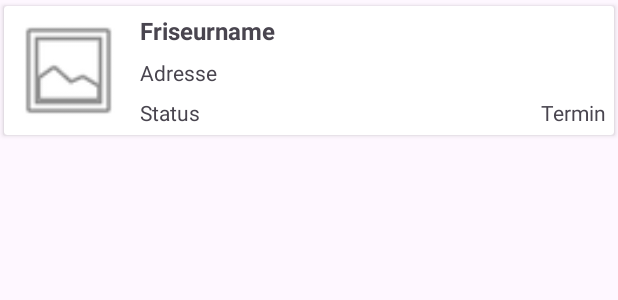
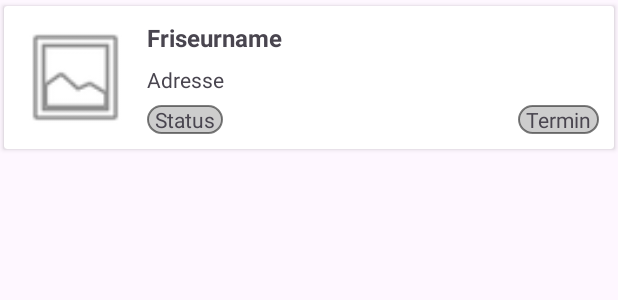
Before and after one commit to alessandlo/CRSFHS, an Android app: the layout reservation_item.xml on its own in the app's theme, with its tools: preview values and no code run, on a phone screen of 412 x 824 dp. Shown: the top 300 px of the screen. Run offline under Robolectric (Android 15) with nearby library versions, the phone set to English and light mode, and no system bars; Roboto replaces fonts that are not available here.

Commit message:
Version 0.0.25
ReservationDetails Test

```diff
--- a/androidApp/src/main/java/com/example/crsfhs/android/activities/CustomAdapter.kt
+++ b/androidApp/src/main/java/com/example/crsfhs/android/activities/CustomAdapter.kt
@@ -30,10 +30,12 @@ class CustomAdapter(private val dataSet: ArrayList<HairdresserDetails>) : Recycl
             hairdresser_name = view.findViewById(R.id.hairdresser_name)
             hairdresser_icon = view.findViewById(R.id.hairdresser_icon)
 
+            /*
             hairdresser_icon.setImageResource(R.drawable.test)
             hairdresser_icon.setBackgroundResource(R.drawable.rounded_corners_image)
             hairdresser_icon.scaleType = ImageView.ScaleType.CENTER_CROP
             hairdresser_icon.clipToOutline = true
+             */
         }
     }
 
--- a/androidApp/src/main/java/com/example/crsfhs/android/fragments/LoginFragment.kt
+++ b/androidApp/src/main/java/com/example/crsfhs/android/fragments/LoginFragment.kt
@@ -34,8 +34,6 @@ class LoginFragment : Fragment() {
         binding = FragmentLoginBinding.inflate(inflater, container, false)
 
         mainPref = (activity as MainActivity).getSharedPreferences("PREFERENCE", MODE_PRIVATE)
-
-
 
         setupListeners()
 
--- /dev/null
+++ b/androidApp/src/main/res/drawable/textview_round.xml
@@ -0,0 +1,11 @@
+<?xml version="1.0" encoding="utf-8"?>
+<shape xmlns:android="http://schemas.android.com/apk/res/android"
+    android:shape="rectangle">
+
+    <solid android:color="#32000000"/>
+    <stroke android:width="1dp" android:color="#80000000"/>
+
+    <corners
+        android:radius="100dp" />
+
+</shape>
--- a/androidApp/src/main/res/layout/fragment_meine_reservierungen.xml
+++ b/androidApp/src/main/res/layout/fragment_meine_reservierungen.xml
@@ -14,5 +14,6 @@
         app:layout_constraintBottom_toBottomOf="parent"
         app:layout_constraintEnd_toEndOf="parent"
         app:layout_constraintStart_toStartOf="parent"
-        app:layout_constraintTop_toTopOf="parent" />
+        app:layout_constraintTop_toTopOf="parent"
+        tools:listitem="@layout/reservation_item" />
 </androidx.constraintlayout.widget.ConstraintLayout>
--- a/androidApp/src/main/res/layout/reservation_item.xml
+++ b/androidApp/src/main/res/layout/reservation_item.xml
@@ -13,9 +13,9 @@
             android:id="@+id/hairdresserIcon"
             android:layout_width="75dp"
             android:layout_height="75dp"
-            android:layout_marginStart="5dp"
-            android:layout_marginTop="5dp"
-            android:layout_marginBottom="5dp"
+            android:layout_marginStart="10dp"
+            android:layout_marginTop="10dp"
+            android:layout_marginBottom="10dp"
             android:contentDescription="@string/image"
             app:layout_constraintBottom_toBottomOf="parent"
             app:layout_constraintStart_toStartOf="parent"
@@ -24,21 +24,28 @@
 
         <TextView
             android:id="@+id/hairdresserName"
-            android:layout_width="wrap_content"
+            android:layout_width="0dp"
             android:layout_height="wrap_content"
             android:layout_marginStart="10dp"
+            android:layout_marginEnd="10dp"
+            android:autoSizeTextType="uniform"
+            android:maxLines="1"
             android:text="@string/hairdresserName"
             android:textSize="16sp"
             android:textStyle="bold"
+            app:layout_constraintEnd_toEndOf="parent"
             app:layout_constraintStart_toEndOf="@+id/hairdresserIcon"
             app:layout_constraintTop_toTopOf="@+id/hairdresserIcon" />
 
         <TextView
             android:id="@+id/hairdresserAddress"
-            android:layout_width="wrap_content"
+            android:layout_width="0dp"
             android:layout_height="wrap_content"
+            android:autoSizeTextType="uniform"
+            android:maxLines="1"
             android:text="@string/address"
             app:layout_constraintBottom_toTopOf="@+id/reservationStatus"
+            app:layout_constraintEnd_toEndOf="@+id/hairdresserName"
             app:layout_constraintStart_toStartOf="@+id/hairdresserName"
             app:layout_constraintTop_toBottomOf="@+id/hairdresserName" />
 
@@ -46,17 +53,20 @@
             android:id="@+id/reservationStatus"
             android:layout_width="wrap_content"
             android:layout_height="wrap_content"
+            android:background="@drawable/textview_round"
+            android:paddingHorizontal="5dp"
             android:text="@string/status"
             app:layout_constraintBottom_toBottomOf="@+id/hairdresserIcon"
-            app:layout_constraintStart_toStartOf="@+id/hairdresserAddress" />
+            app:layout_constraintStart_toStartOf="@+id/hairdresserName" />
 
         <TextView
             android:id="@+id/reservationAppointment"
             android:layout_width="wrap_content"
             android:layout_height="wrap_content"
-            android:layout_marginEnd="5dp"
+            android:background="@drawable/textview_round"
+            android:paddingHorizontal="5dp"
             android:text="@string/appointment"
-            app:layout_constraintEnd_toEndOf="parent"
-            app:layout_constraintTop_toTopOf="@+id/reservationStatus" />
+            app:layout_constraintBottom_toBottomOf="@+id/reservationStatus"
+            app:layout_constraintEnd_toEndOf="@+id/hairdresserName" />
     </androidx.constraintlayout.widget.ConstraintLayout>
 </androidx.cardview.widget.CardView>
--- a/androidApp/src/main/res/navigation/nav_graph.xml
+++ b/androidApp/src/main/res/navigation/nav_graph.xml
@@ -69,7 +69,7 @@
     <fragment
         android:id="@+id/fragment_meine_reservierungen_verwalten"
         android:name="com.example.crsfhs.android.fragments.MeineReservierungenVerwaltenFragment"
-        android:label="fragment_meine_reservierungen_verwalten"
+        android:label="Reservierungen verwalten"
         tools:layout="@layout/fragment_meine_reservierungen_verwalten" />
     <fragment
         android:id="@+id/fragment_passwort_aendern"
--- a/build.gradle
+++ b/build.gradle
@@ -3,6 +3,7 @@ plugins {
     id 'com.android.application' version '7.2.1' apply false
     id 'com.android.library' version '7.2.1' apply false
     id 'org.jetbrains.kotlin.android' version '1.7.0' apply false
+    id 'com.google.android.libraries.mapsplatform.secrets-gradle-plugin' version '2.0.0' apply false
 }
 
 task clean(type: Delete) {
```
Also changed, not shown: androidApp/build.gradle (+7 -5 lines), androidApp/src/main/AndroidManifest.xml (+7 -0 lines), androidApp/src/main/java/com/example/crsfhs/android/ReservationAdapter.kt (+23 -5 lines), androidApp/src/main/java/com/example/crsfhs/android/fragments/MeineReservierungenFragment.kt (+29 -10 lines), androidApp/src/main/java/com/example/crsfhs/android/fragments/MeineReservierungenVerwaltenFragment.kt (+75 -43 lines), androidApp/src/main/res/layout/fragment_meine_reservierungen_verwalten.xml (+47 -5 lines).
